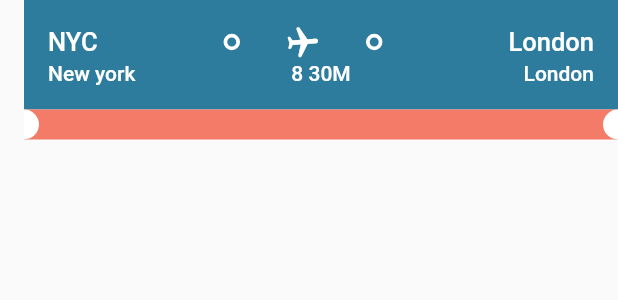
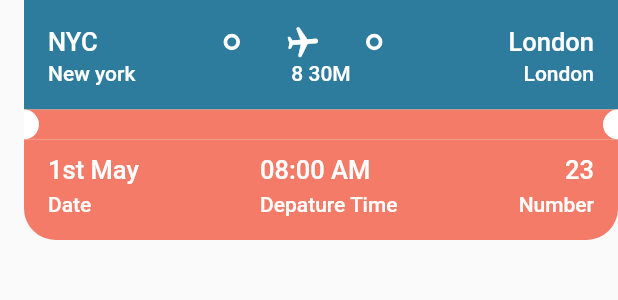
Before and after one commit to LOREYLOLIM/flutter-airticket_app, a Flutter app: the TicketView widget shown alone on an empty page, opened directly, on a phone screen of 412 x 824 dp. Shown: the top 300 px of the screen. Run offline on Flutter 3.47's test engine with Material 2 defaults, Android fonts, the phone set to English and light mode, and no system bars; our stand-ins replace fluentui_icons, gap.

Commit message:
new update

```diff
--- a/lib/screens/home_screen.dart
+++ b/lib/screens/home_screen.dart
@@ -91,7 +91,16 @@ class HomeScreen extends StatelessWidget {
             ),
           ),
           const Gap(15),
-          TicketView(),
+          SingleChildScrollView(
+            scrollDirection: Axis.horizontal,
+            child: Row(
+              // ignore: prefer_const_literals_to_create_immutables
+              children: [
+                TicketView(),
+                TicketView(),
+              ],
+            ),
+          ),
           const Gap(15),
           Container(
             padding: const EdgeInsets.symmetric(horizontal: 20),
--- a/lib/screens/hotel_screen.dart
+++ b/lib/screens/hotel_screen.dart
@@ -1,4 +1,5 @@
 import 'package:flutter/cupertino.dart';
+import 'package:gap/gap.dart';
 import 'package:ticket/utils/app_layout.dart';
 import 'package:ticket/utils/app_styles.dart';
 
@@ -11,18 +12,27 @@ class HotelScreen extends StatelessWidget {
     return Container(
       width: size.width * 0.6,
       height: 350,
+      padding: const EdgeInsets.symmetric(horizontal: 15, vertical: 17),
+      margin: const EdgeInsets.only(right: 17, top: 5),
+      decoration: BoxDecoration(
+          color: Styles.primaryColor, borderRadius: BorderRadius.circular(24)),
       child: Column(
         children: [
           Container(
             height: 180,
             decoration: BoxDecoration(
-              borderRadius: BorderRadius.circular(12),
+                borderRadius: BorderRadius.circular(12),
                 color: Styles.primaryColor,
                 image: DecorationImage(
                   fit: BoxFit.cover,
                   image: AssetImage("assets/images/one.png"),
                 )),
-          )
+          ),
+          const Gap(10),
+          Text(
+            "Open space",
+            style: Styles.headLineStyle2.copyWith(color: Colors),
+          ),
         ],
       ),
     );
--- a/lib/screens/ticket_view.dart
+++ b/lib/screens/ticket_view.dart
@@ -136,12 +136,72 @@ class TicketView extends StatelessWidget {
               ),
             ),
             Container(
-                decoration: const BoxDecoration(
-                  borderRadius: BorderRadius.only(
-                      topLeft: Radius.circular(21),
-                      topRight: Radius.circular(21)),
-                ),
-                padding: const EdgeInsets.all(16)),
+              decoration: BoxDecoration(
+                color: Styles.orangeColor,
+                borderRadius: BorderRadius.only(
+                    bottomLeft: Radius.circular(21),
+                    bottomRight: Radius.circular(21)),
+              ),
+              padding: const EdgeInsets.only(
+                  left: 16, top: 10, right: 16, bottom: 16),
+              child: Column(
+                children: [
+                  Row(
+                    mainAxisAlignment: MainAxisAlignment.spaceBetween,
+                    children: [
+                      Column(
+                        crossAxisAlignment: CrossAxisAlignment.start,
+                        children: [
+                          Text(
+                            "1st May",
+                            style: Styles.headLineStyle3
+                                .copyWith(color: Colors.white),
+                          ),
+                          const Gap(5),
+                          Text(
+                            "Date",
+                            style: Styles.headLineStyle4
+                                .copyWith(color: Colors.white),
+                          ),
+                        ],
+                      ),
+                      Column(
+                        crossAxisAlignment: CrossAxisAlignment.start,
+                        children: [
+                          Text(
+                            "08:00 AM",
+                            style: Styles.headLineStyle3
+                                .copyWith(color: Colors.white),
+                          ),
+                          const Gap(5),
+                          Text(
+                            "Depature Time",
+                            style: Styles.headLineStyle4
+                                .copyWith(color: Colors.white),
+                          ),
+                        ],
+                      ),
+                      Column(
+                        crossAxisAlignment: CrossAxisAlignment.end,
+                        children: [
+                          Text(
+                            "23",
+                            style: Styles.headLineStyle3
+                                .copyWith(color: Colors.white),
+                          ),
+                          const Gap(5),
+                          Text(
+                            "Number",
+                            style: Styles.headLineStyle4
+                                .copyWith(color: Colors.white),
+                          ),
+                        ],
+                      )
+                    ],
+                  )
+                ],
+              ),
+            ),
           ],
         ),
       ),
```
